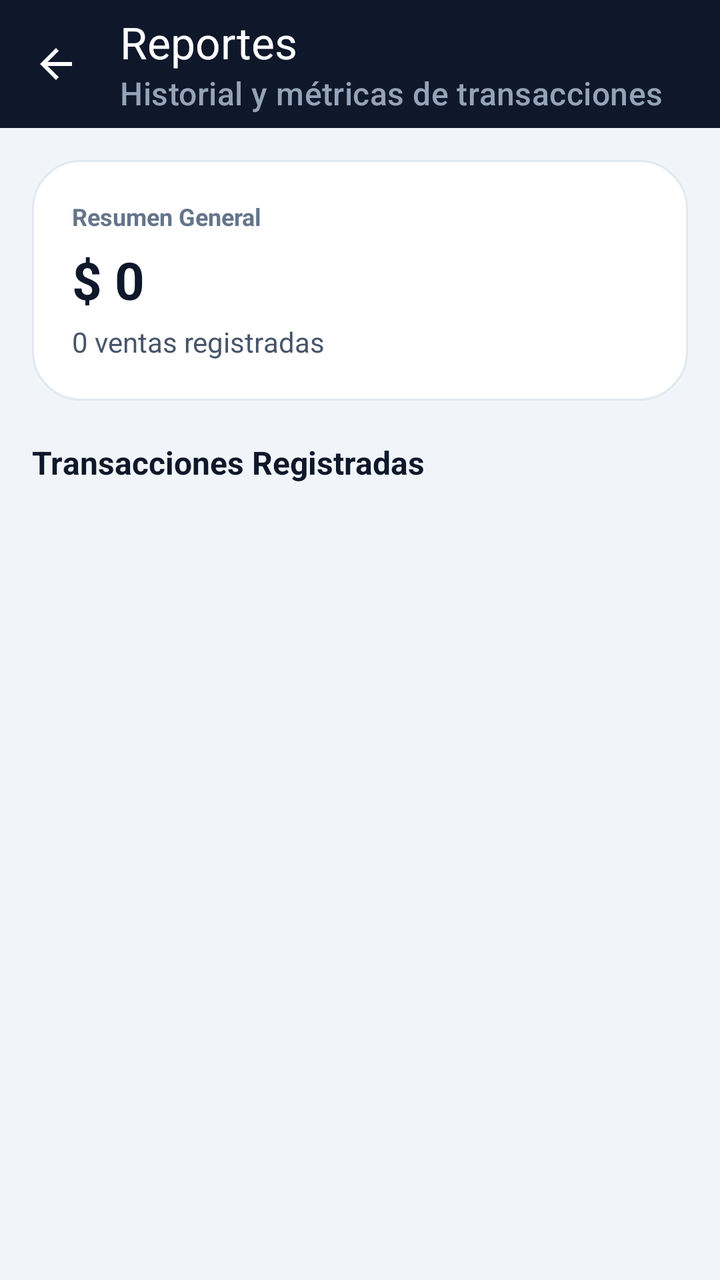
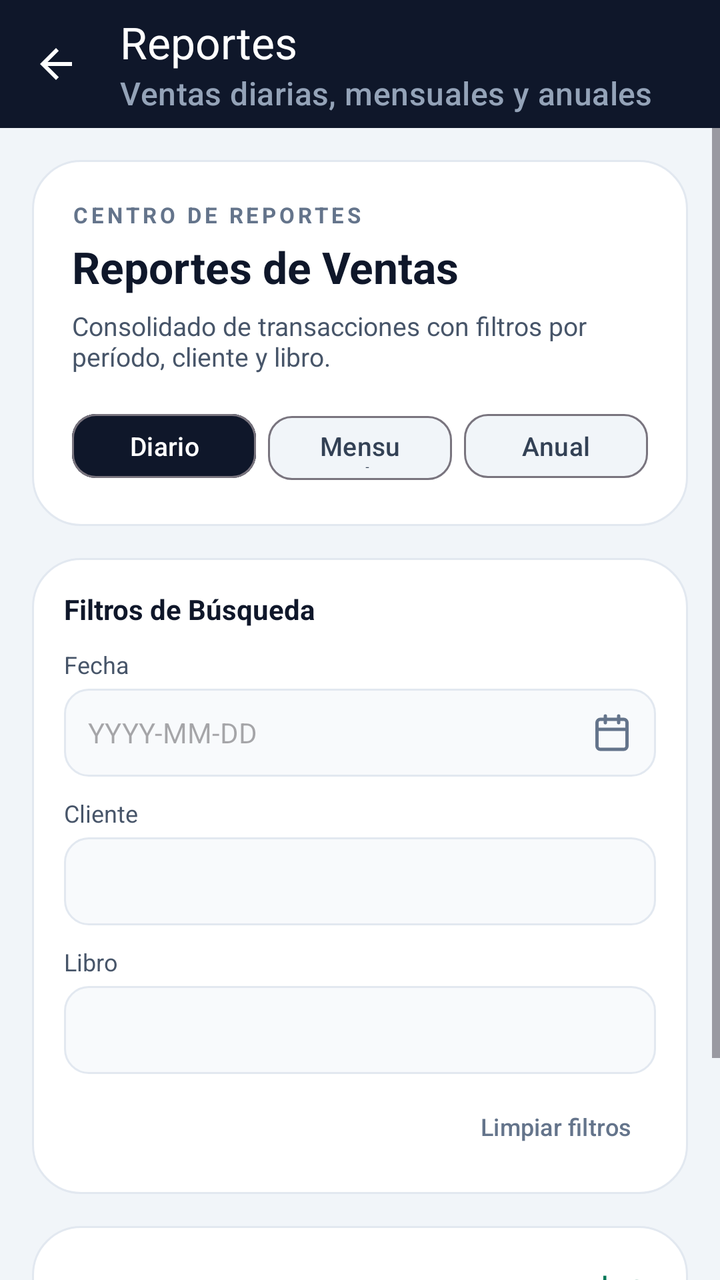

Screens rendered from an Android XML layout before and after an edit, with the pre-edit source and the edit as a unified diff.
<!-- AndroidManifest.xml: application theme Theme.Bookstoreandroid -->
<!-- res/layout/activity_reports.xml -->
<?xml version="1.0" encoding="utf-8"?>
<LinearLayout xmlns:android="http://schemas.android.com/apk/res/android"
    xmlns:app="http://schemas.android.com/apk/res-auto"
    android:layout_width="match_parent"
    android:layout_height="match_parent"
    android:background="@color/slate_100"
    android:orientation="vertical">

    <com.google.android.material.appbar.MaterialToolbar
        android:id="@+id/toolbarReports"
        android:layout_width="match_parent"
        android:layout_height="?attr/actionBarSize"
        android:background="@color/slate_900"
        app:navigationIcon="?attr/homeAsUpIndicator"
        app:navigationIconTint="@color/white"
        app:subtitle="Historial y métricas de transacciones"
        app:subtitleTextColor="@color/slate_400"
        app:title="Reportes"
        app:titleTextColor="@color/white" />

    <ScrollView
        android:layout_width="match_parent"
        android:layout_height="match_parent"
        android:fillViewport="true">

        <LinearLayout
            android:layout_width="match_parent"
            android:layout_height="wrap_content"
            android:orientation="vertical"
            android:padding="16dp">

            
            <LinearLayout
                android:layout_width="match_parent"
                android:layout_height="wrap_content"
                android:background="@drawable/bg_card_white"
                android:orientation="vertical"
                android:padding="20dp">

                <TextView
                    android:layout_width="wrap_content"
                    android:layout_height="wrap_content"
                    android:text="Resumen General"
                    android:textColor="@color/slate_500"
                    android:textSize="12sp"
                    android:textStyle="bold" />

                <TextView
                    android:id="@+id/tvTotalRevenue"
                    android:layout_width="wrap_content"
                    android:layout_height="wrap_content"
                    android:layout_marginTop="6dp"
                    android:text="$ 0"
                    android:textColor="@color/slate_900"
                    android:textSize="26sp"
                    android:textStyle="bold" />

                <TextView
                    android:id="@+id/tvSalesCount"
                    android:layout_width="wrap_content"
                    android:layout_height="wrap_content"
                    android:layout_marginTop="4dp"
                    android:text="0 ventas registradas"
                    android:textColor="@color/slate_600"
                    android:textSize="14sp" />
            </LinearLayout>

            <TextView
                android:layout_width="wrap_content"
                android:layout_height="wrap_content"
                android:layout_marginTop="20dp"
                android:layout_marginBottom="8dp"
                android:text="Transacciones Registradas"
                android:textColor="@color/slate_900"
                android:textSize="16sp"
                android:textStyle="bold" />

            <ProgressBar
                android:id="@+id/pbReportsLoading"
                android:layout_width="wrap_content"
                android:layout_height="wrap_content"
                android:layout_gravity="center"
                android:layout_marginVertical="24dp" />

            
            <LinearLayout
                android:id="@+id/layoutSalesList"
                android:layout_width="match_parent"
                android:layout_height="wrap_content"
                android:orientation="vertical" />

        </LinearLayout>
    </ScrollView>
</LinearLayout>
<!-- resources referenced by this layout -->
<resources>
  <color name="slate_100">#F1F5F9</color>
  <color name="slate_400">#94A3B8</color>
  <color name="slate_500">#64748B</color>
  <color name="slate_600">#475569</color>
  <color name="slate_900">#0F172A</color>
  <color name="white">#FFFFFFFF</color>
  <!-- drawable bg_card_white (drawable) -->
  <?xml version="1.0" encoding="utf-8"?>
  <shape xmlns:android="http://schemas.android.com/apk/res/android"
      android:shape="rectangle">
      <solid android:color="@color/white" />
      <corners android:radius="24dp" />
      <stroke
          android:width="1dp"
          android:color="@color/slate_200" />
  </shape>
  <style name="Theme.Bookstoreandroid" parent="Base.Theme.Bookstoreandroid" />
  <color name="slate_200">#E2E8F0</color>
  <style name="Base.Theme.Bookstoreandroid" parent="Theme.Material3.DayNight.NoActionBar">
          
          
      </style>
</resources>

<!-- the commit's change to res/layout/activity_reports.xml (unified diff, before → after) -->
@@ -1,11 +1,13 @@
 <?xml version="1.0" encoding="utf-8"?>
 <LinearLayout xmlns:android="http://schemas.android.com/apk/res/android"
     xmlns:app="http://schemas.android.com/apk/res-auto"
+    xmlns:tools="http://schemas.android.com/tools"
     android:layout_width="match_parent"
     android:layout_height="match_parent"
     android:background="@color/slate_100"
     android:orientation="vertical">
 
+    
     <com.google.android.material.appbar.MaterialToolbar
         android:id="@+id/toolbarReports"
         android:layout_width="match_parent"
@@ -13,7 +15,7 @@
         android:background="@color/slate_900"
         app:navigationIcon="?attr/homeAsUpIndicator"
         app:navigationIconTint="@color/white"
-        app:subtitle="Historial y métricas de transacciones"
+        app:subtitle="Ventas diarias, mensuales y anuales"
         app:subtitleTextColor="@color/slate_400"
         app:title="Reportes"
         app:titleTextColor="@color/white" />
@@ -33,6 +35,7 @@
             <LinearLayout
                 android:layout_width="match_parent"
                 android:layout_height="wrap_content"
+                android:layout_marginBottom="16dp"
                 android:background="@drawable/bg_card_white"
                 android:orientation="vertical"
                 android:padding="20dp">
@@ -40,48 +43,246 @@
                 <TextView
                     android:layout_width="wrap_content"
                     android:layout_height="wrap_content"
-                    android:text="Resumen General"
+                    android:letterSpacing="0.15"
+                    android:text="CENTRO DE REPORTES"
                     android:textColor="@color/slate_500"
-                    android:textSize="12sp"
+                    android:textSize="11sp"
                     android:textStyle="bold" />
 
                 <TextView
-                    android:id="@+id/tvTotalRevenue"
+                    android:layout_width="wrap_content"
+                    android:layout_height="wrap_content"
+                    android:layout_marginTop="4dp"
+                    android:text="Reportes de Ventas"
+                    android:textColor="@color/slate_900"
+                    android:textSize="22sp"
+                    android:textStyle="bold" />
+
+                <TextView
                     android:layout_width="wrap_content"
                     android:layout_height="wrap_content"
                     android:layout_marginTop="6dp"
-                    android:text="$ 0"
+                    android:text="Consolidado de transacciones con filtros por período, cliente y libro."
+                    android:textColor="@color/slate_600"
+                    android:textSize="13sp" />
+
+                
+                <LinearLayout
+                    android:layout_width="match_parent"
+                    android:layout_height="wrap_content"
+                    android:layout_marginTop="16dp"
+                    android:orientation="horizontal">
+
+                    <Button
+                        android:id="@+id/btnPeriodDaily"
+                        style="?attr/materialButtonOutlinedStyle"
+                        android:layout_width="0dp"
+                        android:layout_height="40dp"
+                        android:layout_marginEnd="6dp"
+                        android:layout_weight="1"
+                        android:backgroundTint="@color/slate_900"
+                        android:text="Diario"
+                        android:textColor="@color/white"
+                        android:textSize="13sp"
+                        app:cornerRadius="12dp" />
+
+                    <Button
+                        android:id="@+id/btnPeriodMonthly"
+                        style="?attr/materialButtonOutlinedStyle"
+                        android:layout_width="0dp"
+                        android:layout_height="40dp"
+                        android:layout_marginEnd="6dp"
+                        android:layout_weight="1"
+                        android:backgroundTint="@color/slate_100"
+                        android:text="Mensual"
+                        android:textColor="@color/slate_700"
+                        android:textSize="13sp"
+                        app:cornerRadius="12dp" />
+
+                    <Button
+                        android:id="@+id/btnPeriodYearly"
+                        style="?attr/materialButtonOutlinedStyle"
+                        android:layout_width="0dp"
+                        android:layout_height="40dp"
+                        android:layout_weight="1"
+                        android:backgroundTint="@color/slate_100"
+                        android:text="Anual"
+                        android:textColor="@color/slate_700"
+                        android:textSize="13sp"
+                        app:cornerRadius="12dp" />
+                </LinearLayout>
+            </LinearLayout>
+
+            
+            <LinearLayout
+                android:layout_width="match_parent"
+                android:layout_height="wrap_content"
+                android:layout_marginBottom="16dp"
+                android:background="@drawable/bg_card_white"
+                android:orientation="vertical"
+                android:padding="16dp">
+
+                <TextView
+                    android:layout_width="wrap_content"
+                    android:layout_height="wrap_content"
+                    android:text="Filtros de Búsqueda"
                     android:textColor="@color/slate_900"
-                    android:textSize="26sp"
+                    android:textSize="14sp"
                     android:textStyle="bold" />
 
+                
+                <TextView
+                    android:layout_width="wrap_content"
+                    android:layout_height="wrap_content"
+                    android:layout_marginTop="10dp"
+                    android:text="Fecha"
+                    android:textColor="@color/slate_600"
+                    android:textSize="12sp" />
+
+                <EditText
+                    android:id="@+id/etFilterDate"
+                    android:layout_width="match_parent"
+                    android:layout_height="44dp"
+                    android:layout_marginTop="4dp"
+                    android:background="@drawable/selector_input_field"
+                    android:clickable="true"
+                    android:cursorVisible="false"
+                    android:drawableEnd="@drawable/ic_calendar"
+                    android:drawablePadding="8dp"
+                    android:focusable="false"
+                    android:hint="YYYY-MM-DD"
+                    android:inputType="none"
+                    android:paddingHorizontal="12dp"
+                    android:textColor="@color/slate_900"
+                    android:textSize="14sp" />
+
+                
+                <TextView
+                    android:layout_width="wrap_content"
+                    android:layout_height="wrap_content"
+                    android:layout_marginTop="10dp"
+                    android:text="Cliente"
+                    android:textColor="@color/slate_600"
+                    android:textSize="12sp" />
+
+                <Spinner
+                    android:id="@+id/spClientFilter"
+                    android:layout_width="match_parent"
+                    android:layout_height="44dp"
+                    android:layout_marginTop="4dp"
+                    android:background="@drawable/selector_input_field"
+                    android:paddingHorizontal="10dp" />
+
+                
+                <TextView
+                    android:layout_width="wrap_content"
+                    android:layout_height="wrap_content"
+                    android:layout_marginTop="10dp"
+                    android:text="Libro"
+                    android:textColor="@color/slate_600"
+                    android:textSize="12sp" />
+
+                <Spinner
+                    android:id="@+id/spBookFilter"
+                    android:layout_width="match_parent"
+                    android:layout_height="44dp"
+                    android:layout_marginTop="4dp"
+                    android:background="@drawable/selector_input_field"
+                    android:paddingHorizontal="10dp" />
+
+                <Button
+                    android:id="@+id/btnClearFilters"
+                    style="?attr/borderlessButtonStyle"
+                    android:layout_width="wrap_content"
+                    android:layout_height="36dp"
+                    android:layout_gravity="end"
+                    android:layout_marginTop="8dp"
+                    android:text="Limpiar filtros"
+                    android:textColor="@color/slate_500"
+                    android:textSize="12sp" />
+            </LinearLayout>
+
+            
+            <LinearLayout
+                android:layout_width="match_parent"
+                android:layout_height="wrap_content"
+                android:layout_marginBottom="16dp"
+                android:background="@drawable/bg_card_white"
+                android:orientation="vertical"
+                android:padding="20dp">
+
+                <LinearLayout
+                    android:layout_width="match_parent"
+                    android:layout_height="wrap_content"
+                    android:gravity="center_vertical"
+                    android:orientation="horizontal">
+
+                    <TextView
+                        android:layout_width="0dp"
+                        android:layout_height="wrap_content"
+                        android:layout_weight="1"
+                        android:text="Total General:"
+                        android:textColor="@color/slate_600"
+                        android:textSize="14sp" />
+
+                    <TextView
+                        android:id="@+id/tvTotalRevenue"
+                        android:layout_width="wrap_content"
+                        android:layout_height="wrap_content"
+                        android:text="$ 0"
+                        android:textColor="@color/emerald_700"
+                        android:textSize="20sp"
+                        android:textStyle="bold" />
+                </LinearLayout>
+
                 <TextView
                     android:id="@+id/tvSalesCount"
                     android:layout_width="wrap_content"
                     android:layout_height="wrap_content"
                     android:layout_marginTop="4dp"
-                    android:text="0 ventas registradas"
-                    android:textColor="@color/slate_600"
-                    android:textSize="14sp" />
+                    android:text="0 ventas en el período"
+                    android:textColor="@color/slate_500"
+                    android:textSize="13sp" />
+
+                
+                <LinearLayout
+                    android:id="@+id/layoutSummaryItems"
+                    android:layout_width="match_parent"
+                    android:layout_height="wrap_content"
+                    android:layout_marginTop="12dp"
+                    android:orientation="vertical" />
             </LinearLayout>
 
+            
+            <ProgressBar
+                android:id="@+id/pbReportsLoading"
+                android:layout_width="wrap_content"
+                android:layout_height="wrap_content"
+                android:layout_gravity="center"
+                android:layout_marginVertical="16dp"
+                android:visibility="gone" />
+
+            <TextView
+                android:id="@+id/tvReportsError"
+                android:layout_width="match_parent"
+                android:layout_height="wrap_content"
+                android:layout_marginBottom="16dp"
+                android:background="@drawable/bg_error_box"
+                android:padding="12dp"
+                android:textColor="@color/rose_700"
+                android:textSize="13sp"
+                android:visibility="gone" />
+
+            
             <TextView
                 android:layout_width="wrap_content"
                 android:layout_height="wrap_content"
-                android:layout_marginTop="20dp"
-                android:layout_marginBottom="8dp"
-                android:text="Transacciones Registradas"
+                android:layout_marginBottom="10dp"
+                android:text="Detalle de Transacciones"
                 android:textColor="@color/slate_900"
                 android:textSize="16sp"
                 android:textStyle="bold" />
 
-            <ProgressBar
-                android:id="@+id/pbReportsLoading"
-                android:layout_width="wrap_content"
-                android:layout_height="wrap_content"
-                android:layout_gravity="center"
-                android:layout_marginVertical="24dp" />
-
             
             <LinearLayout
                 android:id="@+id/layoutSalesList"
<!-- resource entries referenced after the edit -->
@@ -1,9 +1,12 @@
 <!-- resources referenced by this layout -->
 <resources>
+  <color name="emerald_700">#047857</color>
+  <color name="rose_700">#BE123C</color>
   <color name="slate_100">#F1F5F9</color>
   <color name="slate_400">#94A3B8</color>
   <color name="slate_500">#64748B</color>
   <color name="slate_600">#475569</color>
+  <color name="slate_700">#334155</color>
   <color name="slate_900">#0F172A</color>
   <color name="white">#FFFFFFFF</color>
   <!-- drawable bg_card_white (drawable) -->
@@ -16,11 +19,69 @@
           android:width="1dp"
           android:color="@color/slate_200" />
   </shape>
+  <!-- drawable bg_error_box (drawable) -->
+  <?xml version="1.0" encoding="utf-8"?>
+  <shape xmlns:android="http://schemas.android.com/apk/res/android"
+      android:shape="rectangle">
+      <solid android:color="@color/rose_50" />
+      <corners android:radius="12dp" />
+      <stroke
+          android:width="1dp"
+          android:color="@color/rose_200" />
+  </shape>
+  <!-- drawable ic_calendar (drawable) -->
+  <?xml version="1.0" encoding="utf-8"?>
+  <vector xmlns:android="http://schemas.android.com/apk/res/android"
+      android:width="20dp"
+      android:height="20dp"
+      android:viewportWidth="24"
+      android:viewportHeight="24">
+      <path
+          android:strokeColor="#64748B"
+          android:strokeWidth="2"
+          android:strokeLineCap="round"
+          android:strokeLineJoin="round"
+          android:pathData="M19,4H5a2,2 0,0 0,-2 2v14a2,2 0,0 0,2 2h14a2,2 0,0 0,2 -2V6a2,2 0,0 0,-2 -2z" />
+      <path
+          android:strokeColor="#64748B"
+          android:strokeWidth="2"
+          android:strokeLineCap="round"
+          android:pathData="M16,2v4 M8,2v4 M3,10h18" />
+  </vector>
+  <!-- drawable selector_input_field (drawable) -->
+  <?xml version="1.0" encoding="utf-8"?>
+  <selector xmlns:android="http://schemas.android.com/apk/res/android">
+      <item android:state_focused="true" android:drawable="@drawable/bg_input_field_focused" />
+      <item android:drawable="@drawable/bg_input_field" />
+  </selector>
   <style name="Theme.Bookstoreandroid" parent="Base.Theme.Bookstoreandroid" />
   <color name="slate_200">#E2E8F0</color>
+  <color name="rose_50">#FFF1F2</color>
+  <color name="rose_200">#FECDD3</color>
+  <!-- drawable bg_input_field_focused (drawable) -->
+  <?xml version="1.0" encoding="utf-8"?>
+  <shape xmlns:android="http://schemas.android.com/apk/res/android"
+      android:shape="rectangle">
+      <solid android:color="@color/white" />
+      <corners android:radius="12dp" />
+      <stroke
+          android:width="1.5dp"
+          android:color="@color/slate_400" />
+  </shape>
+  <!-- drawable bg_input_field (drawable) -->
+  <?xml version="1.0" encoding="utf-8"?>
+  <shape xmlns:android="http://schemas.android.com/apk/res/android"
+      android:shape="rectangle">
+      <solid android:color="@color/slate_50" />
+      <corners android:radius="12dp" />
+      <stroke
+          android:width="1dp"
+          android:color="@color/slate_200" />
+  </shape>
   <style name="Base.Theme.Bookstoreandroid" parent="Theme.Material3.DayNight.NoActionBar">
           
           
       </style>
+  <color name="slate_50">#F8FAFC</color>
 </resources>
 
